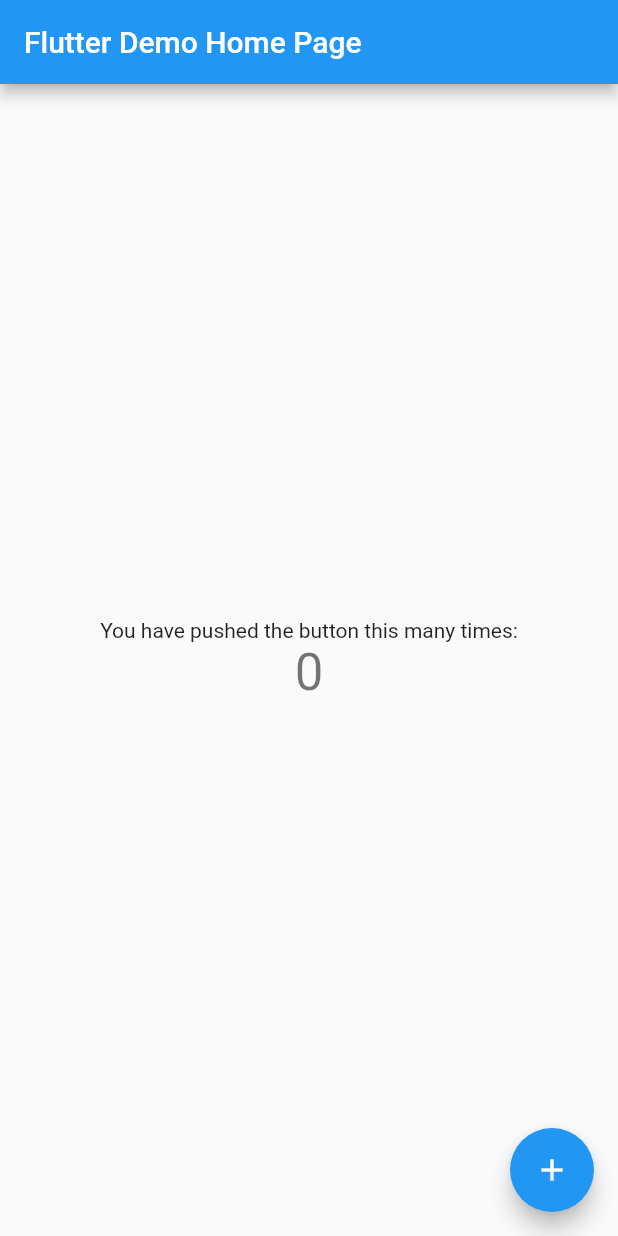
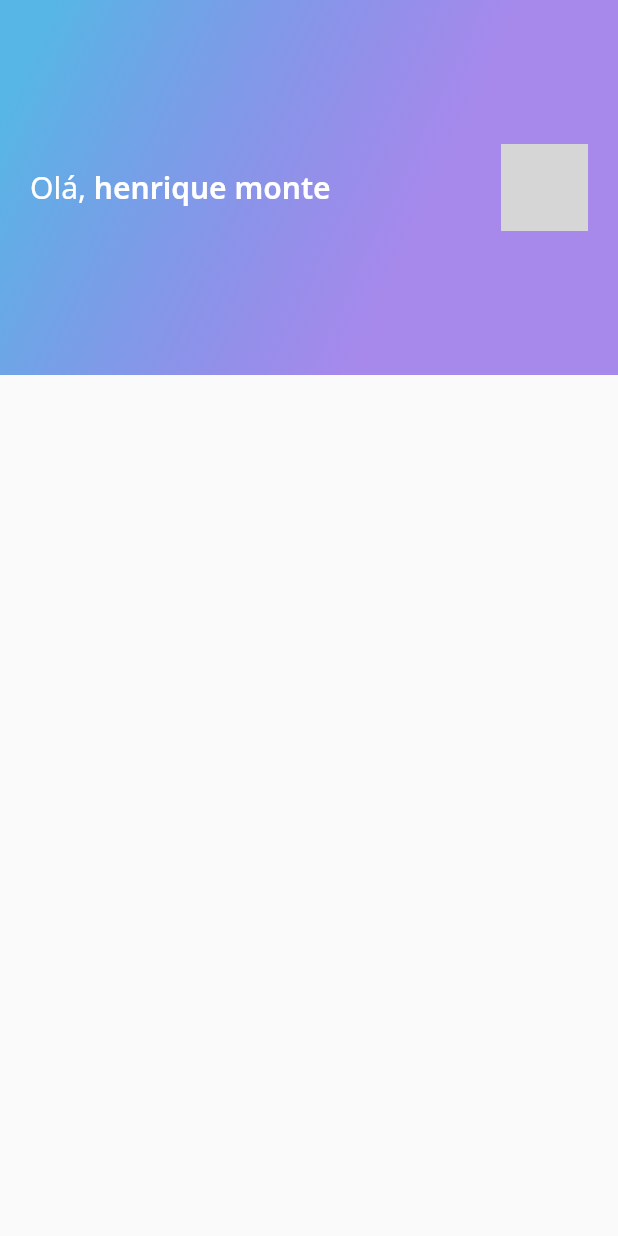
Before and after one commit to ohenriquemonte/devquiz-nlw5-rktst, a Flutter app: the screen it shows after launch, on a phone screen of 412 x 824 dp. Run offline on Flutter 3.47's test engine with Material 2 defaults, Android fonts, the phone set to English and light mode, and no system bars; our stand-ins replace google_fonts; network calls fail; grey boxes are pictures that could not be loaded.

Commit message:
Splash e Inicio da AppBar da Home

```diff
--- /dev/null
+++ b/lib/home/home_page.dart
@@ -0,0 +1,18 @@
+import 'package:DevQuiz/home/widgets/appbar/app_bar_widget.dart';
+import 'package:flutter/material.dart';
+
+class HomePage extends StatefulWidget {
+  HomePage({Key? key}) : super(key: key);
+
+  @override
+  _HomePageState createState() => _HomePageState();
+}
+
+class _HomePageState extends State<HomePage> {
+  @override
+  Widget build(BuildContext context) {
+    return Scaffold(
+        appBar: AppBarWidget(),
+    );
+  }
+}
--- /dev/null
+++ b/lib/home/widgets/appbar/app_bar_widget.dart
@@ -0,0 +1,54 @@
+import 'package:DevQuiz/core/app_gradients.dart';
+import 'package:DevQuiz/core/app_text_styles.dart';
+import 'package:flutter/material.dart';
+
+class AppBarWidget extends PreferredSize {
+  AppBarWidget()
+      : super(
+          preferredSize: Size.fromHeight(250),
+          child: Container(
+            height: 250,
+            decoration: BoxDecoration(gradient: AppGradients.linear),
+            child: Padding(
+              padding: const EdgeInsets.symmetric(horizontal: 20),
+              child: Row(
+                mainAxisAlignment: MainAxisAlignment.spaceBetween,
+                children: [
+                  Text.rich(
+                    TextSpan(
+                      text: 'Olá, ',
+                      style: AppTextStyles.title,
+                      children: [
+                        TextSpan(
+                          text: 'henrique monte',
+                          style: AppTextStyles.titleBold,
+                        ),
+                      ],
+                    ),
+                  ),
+                  // Text(
+                  //   'Olá, henriquemonte',
+                  //   style: AppTextStyles.title,
+                  // ),
+                  //  Text(
+                  //   'henriquemonte',
+                  //   style: AppTextStyles.titleBold,
+                  // ),
+                  Container(
+                    width: 58,
+                    height: 58,
+                    decoration: BoxDecoration(
+                      borderRadius: BorderRadius.circular(10),
+                      image: DecorationImage(
+                        image: NetworkImage(
+                          'https://avatars.githubusercontent.com/u/7125937?v=4',
+                        ),
+                      ),
+                    ),
+                  ),
+                ],
+              ),
+            ),
+          ),
+        );
+}
--- a/lib/main.dart
+++ b/lib/main.dart
@@ -1,113 +1,19 @@
 import 'package:flutter/material.dart';
+import 'core/app_widget.dart';
 
 void main() {
   runApp(MyApp());
 }
 
 class MyApp extends StatelessWidget {
-  // This widget is the root of your application.
   @override
   Widget build(BuildContext context) {
     return MaterialApp(
-      title: 'Flutter Demo',
+      title: 'DevQuiz',
       theme: ThemeData(
-        // This is the theme of your application.
-        //
-        // Try running your application with "flutter run". You'll see the
-        // application has a blue toolbar. Then, without quitting the app, try
-        // changing the primarySwatch below to Colors.green and then invoke
-        // "hot reload" (press "r" in the console where you ran "flutter run",
-        // or simply save your changes to "hot reload" in a Flutter IDE).
-        // Notice that the counter didn't reset back to zero; the application
-        // is not restarted.
         primarySwatch: Colors.blue,
       ),
-      home: MyHomePage(title: 'Flutter Demo Home Page'),
+      home: AppWidget(),
     );
   }
 }
-
-class MyHomePage extends StatefulWidget {
-  MyHomePage({Key? key, this.title}) : super(key: key);
-
-  // This widget is the home page of your application. It is stateful, meaning
-  // that it has a State object (defined below) that contains fields that affect
-  // how it looks.
-
-  // This class is the configuration for the state. It holds the values (in this
-  // case the title) provided by the parent (in this case the App widget) and
-  // used by the build method of the State. Fields in a Widget subclass are
-  // always marked "final".
-
-  final String? title;
-
-  @override
-  _MyHomePageState createState() => _MyHomePageState();
-}
-
-class _MyHomePageState extends State<MyHomePage> {
-  int _counter = 0;
-
-  void _incrementCounter() {
-    setState(() {
-      // This call to setState tells the Flutter framework that something has
-      // changed in this State, which causes it to rerun the build method below
-      // so that the display can reflect the updated values. If we changed
-      // _counter without calling setState(), then the build method would not be
-      // called again, and so nothing would appear to happen.
-      _counter++;
-    });
-  }
-
-  @override
-  Widget build(BuildContext context) {
-    // This method is rerun every time setState is called, for instance as done
-    // by the _incrementCounter method above.
-    //
-    // The Flutter framework has been optimized to make rerunning build methods
-    // fast, so that you can just rebuild anything that needs updating rather
-    // than having to individually change instances of widgets.
-    return Scaffold(
-      appBar: AppBar(
-        // Here we take the value from the MyHomePage object that was created by
-        // the App.build method, and use it to set our appbar title.
-        title: Text(widget.title!),
-      ),
-      body: Center(
-        // Center is a layout widget. It takes a single child and positions it
-        // in the middle of the parent.
-        child: Column(
-          // Column is also a layout widget. It takes a list of children and
-          // arranges them vertically. By default, it sizes itself to fit its
-          // children horizontally, and tries to be as tall as its parent.
-          //
-          // Invoke "debug painting" (press "p" in the console, choose the
-          // "Toggle Debug Paint" action from the Flutter Inspector in Android
-          // Studio, or the "Toggle Debug Paint" command in Visual Studio Code)
-          // to see the wireframe for each widget.
-          //
-          // Column has various properties to control how it sizes itself and
-          // how it positions its children. Here we use mainAxisAlignment to
-          // center the children vertically; the main axis here is the vertical
-          // axis because Columns are vertical (the cross axis would be
-          // horizontal).
-          mainAxisAlignment: MainAxisAlignment.center,
-          children: <Widget>[
-            Text(
-              'You have pushed the button this many times:',
-            ),
-            Text(
-              '$_counter',
-              style: Theme.of(context).textTheme.headline4,
-            ),
-          ],
-        ),
-      ),
-      floatingActionButton: FloatingActionButton(
-        onPressed: _incrementCounter,
-        tooltip: 'Increment',
-        child: Icon(Icons.add),
-      ), // This trailing comma makes auto-formatting nicer for build methods.
-    );
-  }
-}
--- /dev/null
+++ b/lib/splash/splash_page.dart
@@ -0,0 +1,20 @@
+import 'package:flutter/material.dart';
+
+import 'package:DevQuiz/core/app_gradients.dart';
+import 'package:DevQuiz/core/app_images.dart';
+
+class SplashPage extends StatelessWidget {
+    @override
+    Widget build(BuildContext context) {
+        return Scaffold(
+            body: Container(
+                decoration: BoxDecoration(
+                    gradient: AppGradients.linear,
+                ),
+                child: Center(
+                    child: Image.asset(AppImages.logo),
+                ),
+            ),
+        );
+    }
+}
```
Also changed, not shown: 1 other file.
